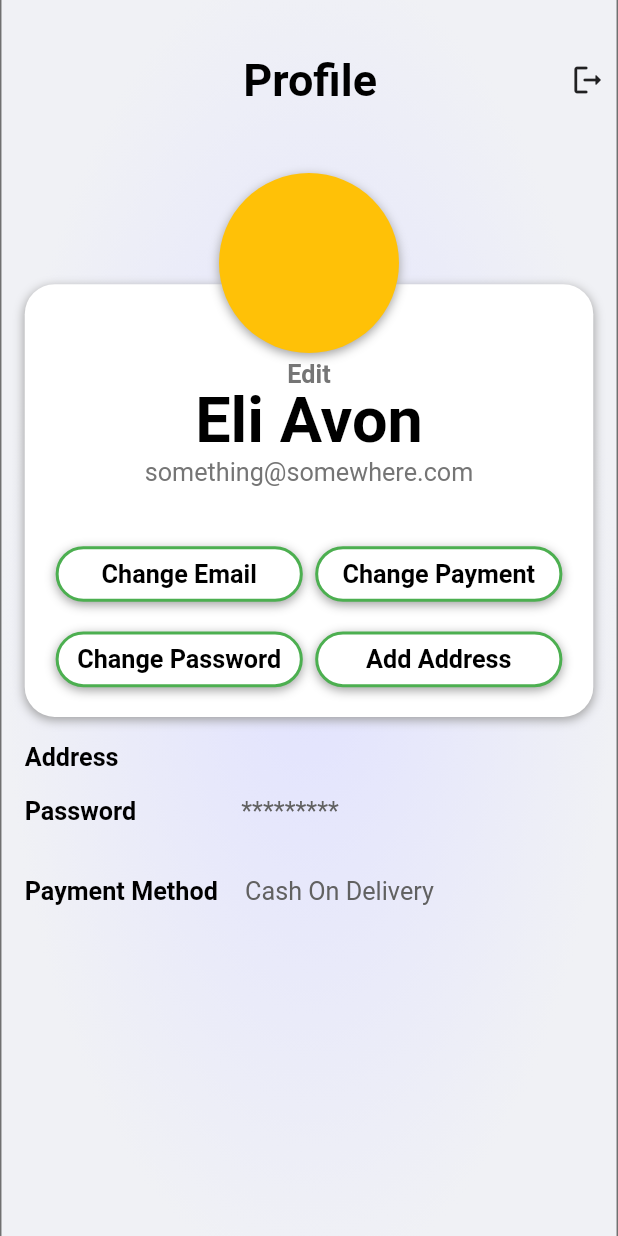
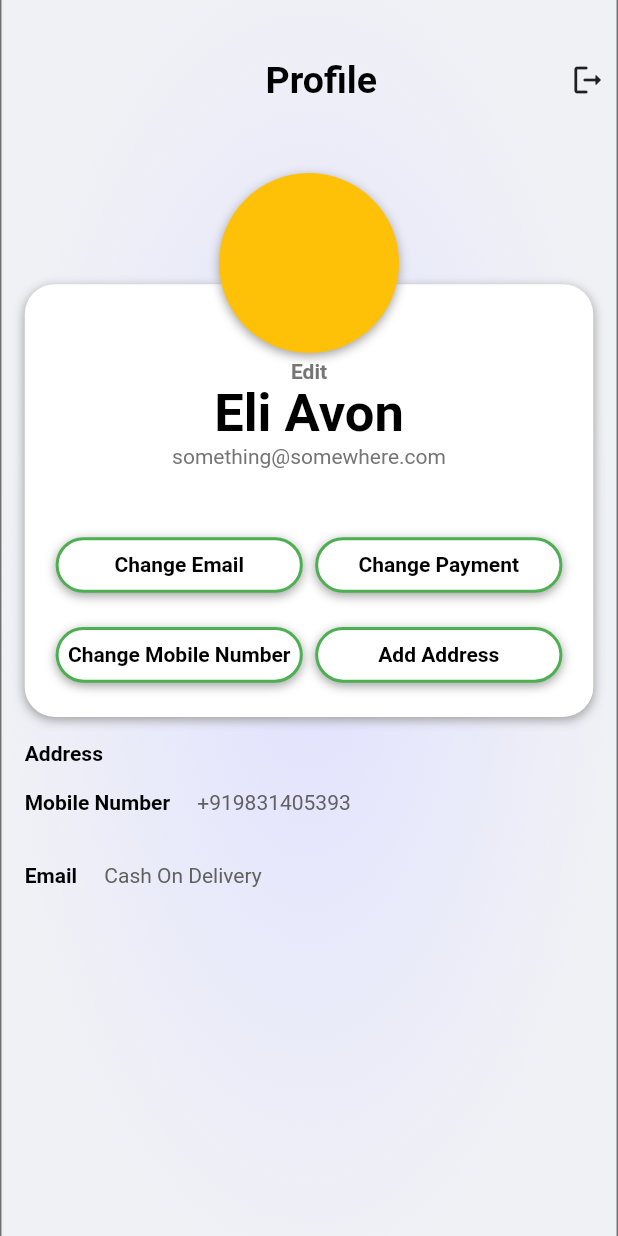
Before and after one commit to axelrod69/tanvi, a Flutter app: the Profile screen opened by its route, on a phone screen of 412 x 824 dp. Run offline on Flutter 3.47's test engine with Material 2 defaults, Android fonts, the phone set to English and light mode, and no system bars; our stand-ins replace flutter_rating_bar, fluttertoast, geocoding, geolocator, google_sign_in, shared_preferences; missing offline and left inert: flutter_facebook_auth, razorpay_flutter; accounts and stored records are empty; network calls fail.

Commit message:
tabLayoutDone

```diff
--- a/lib/screens/profile.dart
+++ b/lib/screens/profile.dart
@@ -30,8 +30,10 @@ class ProfileState extends State<Profile> {
   Widget build(BuildContext context) {
     final height = MediaQuery.of(context).size.height;
     final width = MediaQuery.of(context).size.width;
-    final textScaleFactor = MediaQuery.of(context).textScaleFactor * 1.2;
+    // final textScaleFactor = MediaQuery.of(context).textScaleFactor * 1.2;
     final provider = Provider.of<LocationProvider>(context).addressData;
+    final tabLayout = width > 600;
+    final largeLayout = width > 350 && width < 600;
 
     // for (index in provider['data']) {
     //   if (provider['data'][index]['is_default'] == true) {
@@ -68,18 +70,19 @@ class ProfileState extends State<Profile> {
                         child: Container(
                           // width: width * 0.95,
                           height: height * 0.1,
-                          padding: EdgeInsets.only(right: width * 0.06),
+                          padding: EdgeInsets.only(
+                              right: tabLayout ? width * 0.12 : width * 0.06),
                           // color: Colors.red,
                           child: Row(
                             mainAxisAlignment: MainAxisAlignment.end,
                             children: [
                               Text(
                                 'Profile',
-                                textScaleFactor: textScaleFactor,
-                                style: const TextStyle(
+                                // // textScaleFactor: textScaleFactor,
+                                style: TextStyle(
                                     color: Colors.black,
                                     fontWeight: FontWeight.bold,
-                                    fontSize: 25),
+                                    fontSize: tabLayout ? 30 : 25),
                               ),
                             ],
                           ),
@@ -97,7 +100,8 @@ class ProfileState extends State<Profile> {
                             children: [
                               InkWell(
                                   onTap: logout,
-                                  child: Icon(Icons.logout_rounded))
+                                  child: Icon(Icons.logout_rounded,
+                                      size: tabLayout ? 30 : 24))
                             ],
                           ),
                         ),
@@ -110,8 +114,8 @@ class ProfileState extends State<Profile> {
                   height: height * 0.5,
                   // color: Colors.red,
                   padding: EdgeInsets.only(
-                      left: width * 0.04,
-                      right: width * 0.04,
+                      left: tabLayout ? width * 0.08 : width * 0.04,
+                      right: tabLayout ? width * 0.08 : width * 0.04,
                       bottom: height * 0.02),
                   child: Stack(
                     children: [
@@ -135,16 +139,18 @@ class ProfileState extends State<Profile> {
                               children: [
                                 Text(
                                   'Eli Avon',
-                                  textScaleFactor: textScaleFactor,
-                                  style: const TextStyle(
+                                  // // textScaleFactor: textScaleFactor,
+                                  style: TextStyle(
                                       color: Colors.black,
                                       fontWeight: FontWeight.bold,
-                                      fontSize: 35),
+                                      fontSize: tabLayout ? 55 : 35),
                                 ),
                                 Text(
                                   'something@somewhere.com',
-                                  textScaleFactor: textScaleFactor,
-                                  style: TextStyle(color: Colors.grey[600]),
+                                  // // textScaleFactor: textScaleFactor,
+                                  style: TextStyle(
+                                      color: Colors.grey[600],
+                                      fontSize: tabLayout ? 35 : 14),
                                 ),
                                 Expanded(
                                   child: Container(
@@ -181,12 +187,15 @@ class ProfileState extends State<Profile> {
                                                 child: Center(
                                                   child: Text(
                                                     'Change Email',
-                                                    textScaleFactor:
-                                                        textScaleFactor,
-                                                    style: const TextStyle(
+                                                    // textScaleFactor:
+                                                    // textScaleFactor,
+                                                    style: TextStyle(
                                                         color: Colors.black,
                                                         fontWeight:
-                                                            FontWeight.bold),
+                                                            FontWeight.bold,
+                                                        fontSize: tabLayout
+                                                            ? 20
+                                                            : 14),
                                                   ),
                                                 ),
                                               ),
@@ -212,12 +221,15 @@ class ProfileState extends State<Profile> {
                                                   child: Center(
                                                     child: Text(
                                                       'Change Payment',
-                                                      textScaleFactor:
-                                                          textScaleFactor,
-                                                      style: const TextStyle(
+                                                      // textScaleFactor:
+                                                      // textScaleFactor,
+                                                      style: TextStyle(
                                                           color: Colors.black,
                                                           fontWeight:
-                                                              FontWeight.bold),
+                                                              FontWeight.bold,
+                                                          fontSize: tabLayout
+                                                              ? 20
+                                                              : 14),
                                                     ),
                                                   ))
                                             ],
@@ -250,13 +262,16 @@ class ProfileState extends State<Profile> {
                                                           color: Colors.green)),
                                                   child: Center(
                                                     child: Text(
-                                                      'Change Password',
-                                                      textScaleFactor:
-                                                          textScaleFactor,
-                                                      style: const TextStyle(
+                                                      'Change Mobile Number',
+                                                      // textScaleFactor:
+                                                      // textScaleFactor,
+                                                      style: TextStyle(
                                                           color: Colors.black,
                                                           fontWeight:
-                                                              FontWeight.bold),
+                                                              FontWeight.bold,
+                                                          fontSize: tabLayout
+                                                              ? 20
+                                                              : 14),
                                                     ),
                                                   )),
                                               SizedBox(width: width * 0.02),
@@ -288,13 +303,15 @@ class ProfileState extends State<Profile> {
                                                     child: Center(
                                                       child: Text(
                                                         'Add Address',
-                                                        textScaleFactor:
-                                                            textScaleFactor,
-                                                        style: const TextStyle(
+                                                        // textScaleFactor:
+                                                        // textScaleFactor,
+                                                        style: TextStyle(
                                                             color: Colors.black,
                                                             fontWeight:
-                                                                FontWeight
-                                                                    .bold),
+                                                                FontWeight.bold,
+                                                            fontSize: tabLayout
+                                                                ? 20
+                                                                : 14),
                                                       ),
                                                     )),
                                               )
@@ -325,8 +342,8 @@ class ProfileState extends State<Profile> {
                                         blurRadius: 5,
                                         offset: Offset(0, 2))
                                   ]),
-                              child: const CircleAvatar(
-                                radius: 60,
+                              child: CircleAvatar(
+                                radius: tabLayout ? 80 : 60,
                                 backgroundColor: Colors.amber,
                                 // child: Image.asset(
                                 //   'assets/images/rkwxkca7.png',
@@ -336,10 +353,11 @@ class ProfileState extends State<Profile> {
                             SizedBox(height: height * 0.005),
                             Text(
                               'Edit',
-                              textScaleFactor: textScaleFactor,
+                              // // textScaleFactor: textScaleFactor,
                               style: TextStyle(
                                   color: Colors.grey[600],
-                                  fontWeight: FontWeight.bold),
+                                  fontWeight: FontWeight.bold,
+                                  fontSize: tabLayout ? 20 : 14),
                             )
                           ],
                         ),
@@ -354,9 +372,11 @@ class ProfileState extends State<Profile> {
                       padding: EdgeInsets.only(left: width * 0.04),
                       child: Text(
                         'Address',
-                        textScaleFactor: textScaleFactor,
-                        style: const TextStyle(
-                            color: Colors.black, fontWeight: FontWeight.bold),
+                        // // textScaleFactor: textScaleFactor,
+                        style: TextStyle(
+                            color: Colors.black,
+                            fontWeight: FontWeight.bold,
+                            fontSize: tabLayout ? 25 : 14),
                       ),
                     ),
                     SizedBox(width: width * 0.2),
@@ -364,8 +384,10 @@ class ProfileState extends State<Profile> {
                       child: Text(
                         // '48, Tarun Sengupta Sarani, Dum Dum, Kolkata: 700079, West Bengal, India',
                         Provider.of<LocationProvider>(context).deliveryAddress,
-                        textScaleFactor: textScaleFactor,
-                        style: TextStyle(color: Colors.grey[700]),
+                        // // textScaleFactor: textScaleFactor,
+                        style: TextStyle(
+                            color: Colors.grey[700],
+                            fontSize: tabLayout ? 25 : 14),
                       ),
                     )
                   ],
@@ -377,17 +399,21 @@ class ProfileState extends State<Profile> {
                     Padding(
                       padding: EdgeInsets.only(left: width * 0.04),
                       child: Text(
-                        'Password',
-                        textScaleFactor: textScaleFactor,
-                        style: const TextStyle(
-                            color: Colors.black, fontWeight: FontWeight.bold),
+                        'Mobile Number',
+                        // // textScaleFactor: textScaleFactor,
+                        style: TextStyle(
+                            color: Colors.black,
+                            fontWeight: FontWeight.bold,
+                            fontSize: tabLayout ? 25 : 14),
                       ),
                     ),
-                    SizedBox(width: width * 0.17),
+                    SizedBox(width: width * 0.044),
                     Text(
-                      '*********',
-                      textScaleFactor: textScaleFactor,
-                      style: TextStyle(color: Colors.grey[700]),
+                      '+919831405393',
+                      // // textScaleFactor: textScaleFactor,
+                      style: TextStyle(
+                          color: Colors.grey[700],
+                          fontSize: tabLayout ? 25 : 14),
                     )
                   ],
                 ),
@@ -398,17 +424,21 @@ class ProfileState extends State<Profile> {
                     Padding(
                       padding: EdgeInsets.only(left: width * 0.04),
                       child: Text(
-                        'Payment Method',
-                        textScaleFactor: textScaleFactor,
-                        style: const TextStyle(
-                            color: Colors.black, fontWeight: FontWeight.bold),
+                        'Email',
+                        // // textScaleFactor: textScaleFactor,
+                        style: TextStyle(
+                            color: Colors.black,
+                            fontWeight: FontWeight.bold,
+                            fontSize: tabLayout ? 25 : 14),
                       ),
                     ),
                     SizedBox(width: width * 0.044),
                     Text(
                       'Cash On Delivery',
-                      textScaleFactor: textScaleFactor,
-                      style: TextStyle(color: Colors.grey[700]),
+                      // // textScaleFactor: textScaleFactor,
+                      style: TextStyle(
+                          color: Colors.grey[700],
+                          fontSize: tabLayout ? 25 : 14),
                     )
                   ],
                 )
--- a/lib/screens/signIn.dart
+++ b/lib/screens/signIn.dart
@@ -12,6 +12,8 @@ class SignIn extends StatelessWidget {
   Widget build(BuildContext context) {
     final height = MediaQuery.of(context).size.height;
     final width = MediaQuery.of(context).size.width;
+    bool tabLayout = width > 600;
+    bool largeLayout = width > 350 && width < 600;
     // final textScaleFactor = MediaQuery.of(context).textScaleFactor * 1.2;
 
     print('width of Screen: $width');
@@ -26,7 +28,8 @@ class SignIn extends StatelessWidget {
                 image: AssetImage('assets/images/Rectangle 392.png'),
                 fit: BoxFit.cover)),
         // margin: EdgeInsets.only(top: height * 0.15),
-        padding: EdgeInsets.only(top: height * 0.11),
+        padding: EdgeInsets.only(
+            top: !tabLayout && !largeLayout ? height * 0.05 : height * 0.11),
         child: ListView(
           // mainAxisAlignment: MainAxisAlignment.start,
           // crossAxisAlignment: CrossAxisAlignment.center,
--- a/lib/widgets/signIn/sign_in.dart
+++ b/lib/widgets/signIn/sign_in.dart
@@ -221,6 +221,7 @@ class FormWidgetState extends State<FormWidget> {
                           : Container(
                               width: width * 0.15,
                               height: height * 0.08,
+                              // padding: EdgeInsets.only(top: height * 0.04),
                               decoration: BoxDecoration(
                                   color: Colors.white,
                                   borderRadius: BorderRadius.circular(10),
@@ -233,12 +234,12 @@ class FormWidgetState extends State<FormWidget> {
                                   ]),
                               child: TextFormField(
                                 showCursor: true,
-                                cursorHeight: height * 0.04,
+                                cursorHeight: height * 0.065,
                                 inputFormatters: [
                                   LengthLimitingTextInputFormatter(1)
                                 ],
                                 keyboardType: TextInputType.number,
-                                style: const TextStyle(fontSize: 45),
+                                style: const TextStyle(fontSize: 40),
                                 textAlign: TextAlign.center,
                                 decoration: const InputDecoration(
                                     focusedBorder: InputBorder.none,
```
Also changed, not shown: lib/screens/dashboard.dart (+50 -45 lines), lib/widgets/cart/checkout.dart (+87 -73 lines), lib/widgets/dashboard/frequent.dart (+17 -9 lines), lib/widgets/dashboard/graph.dart (+10 -6 lines), lib/widgets/dashboard/notification.dart (+13 -10 lines), lib/widgets/dashboard/orderHistory.dart (+15 -13 lines), lib/widgets/dashboard/reviewAndRating.dart (+22 -14 lines), 1 other file.
